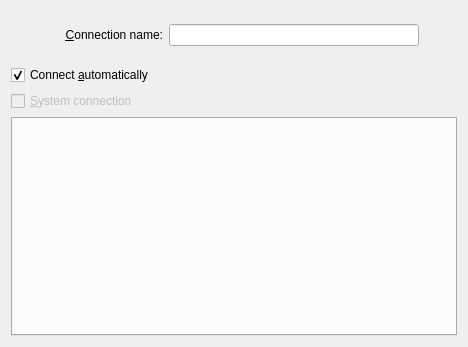
Above: libs/ui/connection.ui from netrunner-debian-kde-extras/networkmanagement before the change. Below: the same form after it.
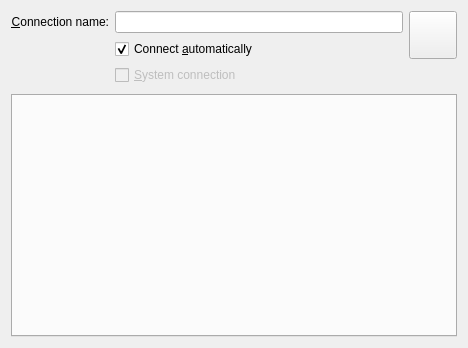
That is the form after the change. Custom widgets are drawn as their Qt base class.

Diff of the .ui file:
```diff
--- a/libs/ui/connection.ui
+++ b/libs/ui/connection.ui
@@ -7,47 +7,13 @@
     <x>0</x>
     <y>0</y>
     <width>468</width>
-    <height>347</height>
+    <height>348</height>
    </rect>
   </property>
   <layout class="QGridLayout" name="gridLayout">
+   <item row="0" column="0" rowspan="2">
+    <layout class="QFormLayout" name="formLayout">
    <item row="0" column="0">
-    <layout class="QVBoxLayout" name="verticalLayout_2">
-     <item>
-      <layout class="QHBoxLayout" name="hLayoutForKIconButton">
-       <item>
-        <layout class="QVBoxLayout" name="verticalLayout">
-         <item>
-          <layout class="QHBoxLayout" name="horizontalLayout">
-           <item>
-            <widget class="QPushButton" name="pushButtonChooseIcon">
-             <property name="sizePolicy">
-              <sizepolicy hsizetype="Minimum" vsizetype="Minimum">
-               <horstretch>0</horstretch>
-               <verstretch>0</verstretch>
-              </sizepolicy>
-             </property>
-             <property name="minimumSize">
-              <size>
-               <width>48</width>
-               <height>48</height>
-              </size>
-             </property>
-             <property name="maximumSize">
-              <size>
-               <width>48</width>
-               <height>48</height>
-              </size>
-             </property>
-             <property name="text">
-              <string/>
-             </property>
-             <property name="flat">
-              <bool>true</bool>
-             </property>
-            </widget>
-           </item>
-           <item>
             <widget class="QLabel" name="label">
              <property name="text">
               <string>&amp;Connection name:</string>
@@ -60,7 +26,7 @@
              </property>
             </widget>
            </item>
-           <item>
+     <item row="0" column="1">
             <widget class="KLineEdit" name="id">
              <property name="minimumSize">
               <size>
@@ -70,22 +36,7 @@
              </property>
             </widget>
            </item>
-           <item>
-            <spacer name="horizontalSpacer">
-             <property name="orientation">
-              <enum>Qt::Horizontal</enum>
-             </property>
-             <property name="sizeHint" stdset="0">
-              <size>
-               <width>40</width>
-               <height>20</height>
-              </size>
-             </property>
-            </spacer>
-           </item>
-          </layout>
-         </item>
-         <item>
+     <item row="1" column="1">
           <widget class="QCheckBox" name="autoconnect">
            <property name="text">
             <string>Connect &amp;automatically</string>
@@ -95,7 +46,7 @@
            </property>
           </widget>
          </item>
-         <item>
+     <item row="2" column="1">
           <widget class="QCheckBox" name="system">
            <property name="enabled">
             <bool>false</bool>
@@ -107,12 +58,49 @@
          </item>
         </layout>
        </item>
-      </layout>
-     </item>
-     <item>
+   <item row="0" column="1">
+    <widget class="QPushButton" name="pushButtonChooseIcon">
+     <property name="sizePolicy">
+      <sizepolicy hsizetype="Minimum" vsizetype="Minimum">
+       <horstretch>0</horstretch>
+       <verstretch>0</verstretch>
+      </sizepolicy>
+     </property>
+     <property name="minimumSize">
+      <size>
+       <width>48</width>
+       <height>48</height>
+      </size>
+     </property>
+     <property name="maximumSize">
+      <size>
+       <width>48</width>
+       <height>48</height>
+      </size>
+     </property>
+     <property name="text">
+      <string/>
+     </property>
+    </widget>
+   </item>
+   <item row="1" column="1">
+    <spacer name="verticalSpacer">
+     <property name="orientation">
+      <enum>Qt::Vertical</enum>
+     </property>
+     <property name="sizeType">
+      <enum>QSizePolicy::Preferred</enum>
+     </property>
+     <property name="sizeHint" stdset="0">
+      <size>
+       <width>20</width>
+       <height>29</height>
+      </size>
+     </property>
+    </spacer>
+   </item>
+   <item row="2" column="0" colspan="2">
       <widget class="KTabWidget" name="tabwidget"/>
-     </item>
-    </layout>
    </item>
   </layout>
  </widget>
```
Lines whose indentation alone changed are shown as unchanged.
